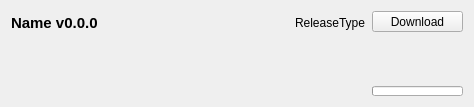
Qt form src/ui/curseforge/curseforgefileitemwidget.ui (kaniol-lck/modmanager) before a commit.
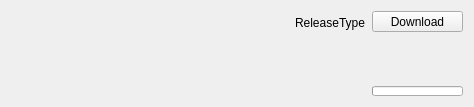
The same form after that commit. Icons and pictures are not drawn. Custom widgets are drawn as their Qt base class.

The edit to the form file:
```diff
--- a/src/ui/curseforge/curseforgefileitemwidget.ui
+++ b/src/ui/curseforge/curseforgefileitemwidget.ui
@@ -7,7 +7,7 @@
     <x>0</x>
     <y>0</y>
     <width>474</width>
-    <height>100</height>
+    <height>104</height>
    </rect>
   </property>
   <property name="contextMenuPolicy">
@@ -29,19 +29,6 @@
            <verstretch>0</verstretch>
           </sizepolicy>
          </property>
-         <property name="font">
-          <font>
-           <pointsize>11</pointsize>
-           <weight>75</weight>
-           <bold>true</bold>
-          </font>
-         </property>
-         <property name="toolTip">
-          <string notr="true"/>
-         </property>
-         <property name="text">
-          <string>Name v0.0.0</string>
-         </property>
         </widget>
        </item>
        <item>
```
Left out of the diff: 3 changed lines with no effect on the pictures.
